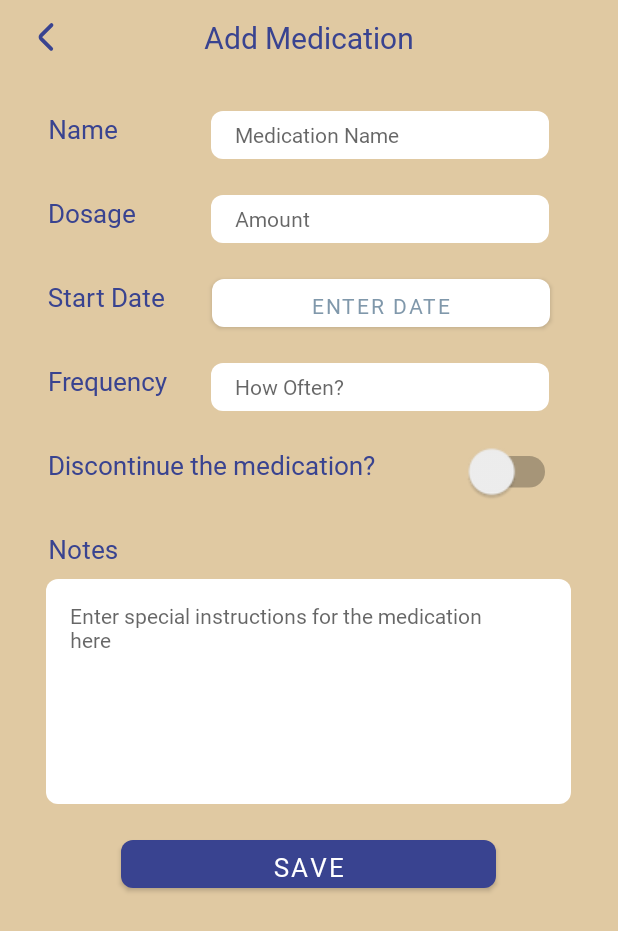
After one commit to efrwhite/EGID_Android, an Android app: the layout activity_addmedication.xml on its own in the app's theme, with its tools: preview values and no code run, on a phone screen of 412 x 824 dp. The commit adds this screen. Shown: the top 931 px of the screen. Run offline under Robolectric (Android 15) with nearby library versions, the phone set to English and light mode, and no system bars.

Commit message:
Medication Layouts
Added both medication layouts and associated strings, also added the + drawable

```diff
--- /dev/null
+++ b/app/src/main/res/layout/activity_addmedication.xml
@@ -0,0 +1,269 @@
+<?xml version="1.0" encoding="utf-8"?>
+<androidx.constraintlayout.widget.ConstraintLayout xmlns:android="http://schemas.android.com/apk/res/android"
+    xmlns:app="http://schemas.android.com/apk/res-auto"
+    xmlns:tools="http://schemas.android.com/tools"
+    android:id="@+id/HomeLayout"
+    android:layout_width="match_parent"
+    android:layout_height="match_parent"
+    android:background="@color/primaryBackground"
+    tools:context="AddMedActivity">
+
+    <!-- Navigation Bar -->
+
+    <RelativeLayout
+        android:id="@+id/navBar"
+        android:layout_width="411dp"
+        android:layout_height="50dp"
+        android:background="@color/primaryBackground"
+        app:layout_constraintEnd_toEndOf="parent"
+        app:layout_constraintHorizontal_bias="0.5"
+        app:layout_constraintStart_toStartOf="parent"
+        app:layout_constraintTop_toTopOf="parent">
+
+        <!-- Back Button -->
+
+        <Button
+            android:id="@+id/backButton"
+            android:layout_width="40dp"
+            android:layout_height="40dp"
+            android:layout_centerVertical="true"
+            android:layout_marginStart="10dp"
+            android:background="@drawable/left_arrow"
+            app:backgroundTint="@color/primary" />
+
+        <!-- Page Title -->
+
+        <TextView
+            android:layout_width="wrap_content"
+            android:layout_height="38dp"
+            android:layout_centerInParent="true"
+            android:fontFamily="@font/lato_medium"
+            android:paddingLeft="20dp"
+            android:paddingTop="5dp"
+            android:paddingRight="20dp"
+            android:paddingBottom="5dp"
+            android:text="@string/addMedication"
+            android:textColor="@color/primary"
+            android:textSize="20sp" />
+
+    </RelativeLayout>
+
+    <TextView
+        android:id="@+id/addMedName"
+        android:layout_width="wrap_content"
+        android:layout_height="32dp"
+        android:layout_marginStart="32dp"
+        android:layout_marginTop="24dp"
+        android:fontFamily="@font/lato_medium"
+        android:text="@string/name"
+        android:textColor="@color/primary"
+        android:textSize="17sp"
+        app:layout_constraintStart_toStartOf="parent"
+        app:layout_constraintTop_toBottomOf="@+id/navBar" />
+
+    <EditText
+        android:id="@+id/medNameField"
+        android:layout_width="225dp"
+        android:layout_height="32dp"
+        android:layout_marginStart="48dp"
+        android:layout_marginTop="24dp"
+        android:layout_marginEnd="32dp"
+        android:background="@drawable/rounded_edittext_bg"
+        android:fontFamily="@font/lato_medium"
+        android:hint="@string/medNameField"
+        android:inputType="text"
+        android:paddingStart="16dp"
+        android:paddingTop="0dp"
+        android:paddingEnd="16dp"
+        android:paddingBottom="0dp"
+        android:textColor="@color/secondary"
+        android:textSize="14sp"
+        app:layout_constraintEnd_toEndOf="parent"
+        app:layout_constraintStart_toEndOf="@+id/addMedName"
+        app:layout_constraintTop_toBottomOf="@+id/navBar" />
+
+    <TextView
+        android:id="@+id/addMedDosage"
+        android:layout_width="wrap_content"
+        android:layout_height="32dp"
+        android:layout_marginStart="32dp"
+        android:layout_marginTop="24dp"
+        android:fontFamily="@font/lato_medium"
+        android:text="@string/dosage"
+        android:textColor="@color/primary"
+        android:textSize="17sp"
+        app:layout_constraintStart_toStartOf="parent"
+        app:layout_constraintTop_toBottomOf="@+id/addMedName" />
+
+    <TextView
+        android:id="@+id/addMedDate"
+        android:layout_width="wrap_content"
+        android:layout_height="32dp"
+        android:layout_marginStart="32dp"
+        android:layout_marginTop="24dp"
+        android:fontFamily="@font/lato_medium"
+        android:text="@string/startDate"
+        android:textColor="@color/primary"
+        android:textSize="17sp"
+        app:layout_constraintStart_toStartOf="parent"
+        app:layout_constraintTop_toBottomOf="@+id/addMedDosage" />
+
+    <TextView
+        android:id="@+id/addMedFreq"
+        android:layout_width="wrap_content"
+        android:layout_height="32dp"
+        android:layout_marginStart="32dp"
+        android:layout_marginTop="24dp"
+        android:fontFamily="@font/lato_medium"
+        android:text="@string/frequency"
+        android:textColor="@color/primary"
+        android:textSize="17sp"
+        app:layout_constraintStart_toStartOf="parent"
+        app:layout_constraintTop_toBottomOf="@+id/addMedDate" />
+
+    <TextView
+        android:id="@+id/discontinueMed"
+        android:layout_width="wrap_content"
+        android:layout_height="32dp"
+        android:layout_marginStart="32dp"
+        android:layout_marginTop="24dp"
+        android:fontFamily="@font/lato_medium"
+        android:text="@string/discontinueMed"
+        android:textColor="@color/primary"
+        android:textSize="17sp"
+        app:layout_constraintStart_toStartOf="parent"
+        app:layout_constraintTop_toBottomOf="@+id/addMedFreq" />
+
+    <TextView
+        android:id="@+id/addMedNotes"
+        android:layout_width="wrap_content"
+        android:layout_height="32dp"
+        android:layout_marginStart="32dp"
+        android:layout_marginTop="24dp"
+        android:fontFamily="@font/lato_medium"
+        android:text="@string/note"
+        android:textColor="@color/primary"
+        android:textSize="17sp"
+        app:layout_constraintStart_toStartOf="parent"
+        app:layout_constraintTop_toBottomOf="@+id/discontinueMed" />
+
+    <EditText
+        android:id="@+id/medNotesField"
+        android:layout_width="350dp"
+        android:layout_height="150dp"
+        android:layout_marginTop="0dp"
+        android:background="@drawable/rounded_edittext_bg"
+        android:fontFamily="@font/lato_medium"
+        android:hint="@string/notesField"
+        android:inputType="text"
+        android:paddingStart="16dp"
+        android:paddingTop="5dp"
+        android:paddingEnd="16dp"
+        android:paddingBottom="90dp"
+        android:textColor="@color/secondary"
+        android:textSize="14sp"
+        app:layout_constraintEnd_toEndOf="parent"
+        app:layout_constraintHorizontal_bias="0.491"
+        app:layout_constraintStart_toStartOf="parent"
+        app:layout_constraintTop_toBottomOf="@+id/addMedNotes" />
+
+    <Button
+        android:id="@+id/datePickerButton"
+        android:layout_width="225dp"
+        android:layout_height="32dp"
+        android:layout_marginStart="17dp"
+        android:layout_marginTop="24dp"
+        android:layout_marginEnd="32dp"
+        android:background="@drawable/rounded_edittext_bg"
+        android:fontFamily="@font/lato_medium"
+        android:paddingStart="0dp"
+        android:paddingTop="2dp"
+        android:paddingEnd="127dp"
+        android:paddingBottom="2dp"
+        android:text="@string/datePicker"
+        android:textColor="@color/secondary"
+        android:textSize="14sp"
+        app:backgroundTint="#ffffff"
+        app:layout_constraintEnd_toEndOf="parent"
+        app:layout_constraintStart_toEndOf="@+id/addMedDate"
+        app:layout_constraintTop_toBottomOf="@+id/medAmountField" />
+
+    <EditText
+        android:id="@+id/frequencyField"
+        android:layout_width="225dp"
+        android:layout_height="32dp"
+        android:layout_marginStart="14dp"
+        android:layout_marginTop="24dp"
+        android:layout_marginEnd="32dp"
+        android:background="@drawable/rounded_edittext_bg"
+        android:fontFamily="@font/lato_medium"
+        android:hint="@string/frequencyField"
+        android:inputType="text"
+        android:paddingStart="16dp"
+        android:paddingTop="0dp"
+        android:paddingEnd="16dp"
+        android:paddingBottom="0dp"
+        android:textColor="@color/secondary"
+        android:textSize="14sp"
+        app:layout_constraintEnd_toEndOf="parent"
+        app:layout_constraintStart_toEndOf="@+id/addMedFreq"
+        app:layout_constraintTop_toBottomOf="@+id/datePickerButton" />
+
+    <EditText
+        android:id="@+id/medAmountField"
+        android:layout_width="225dp"
+        android:layout_height="32dp"
+        android:layout_marginStart="36dp"
+        android:layout_marginTop="24dp"
+        android:layout_marginEnd="32dp"
+        android:background="@drawable/rounded_edittext_bg"
+        android:fontFamily="@font/lato_medium"
+        android:hint="@string/medAmountField"
+        android:inputType="text"
+        android:paddingStart="16dp"
+        android:paddingTop="0dp"
+        android:paddingEnd="16dp"
+        android:paddingBottom="0dp"
+        android:textColor="@color/secondary"
+        android:textSize="14sp"
+        app:layout_constraintEnd_toEndOf="parent"
+        app:layout_constraintStart_toEndOf="@+id/addMedDosage"
+        app:layout_constraintTop_toBottomOf="@+id/medNameField" />
+
+    <Switch
+        android:id="@+id/discontinueSwitch"
+        android:layout_width="wrap_content"
+        android:layout_height="32dp"
+        android:layout_marginStart="52dp"
+        android:layout_marginTop="24dp"
+        android:layout_marginEnd="32dp"
+        android:scaleX="1.5"
+        android:scaleY="1.5"
+        app:layout_constraintEnd_toEndOf="parent"
+        app:layout_constraintHorizontal_bias="0.588"
+        app:layout_constraintStart_toEndOf="@+id/discontinueMed"
+        app:layout_constraintTop_toBottomOf="@+id/frequencyField" />
+
+    <Button
+        android:id="@+id/medSaveButton"
+        android:layout_width="250dp"
+        android:layout_height="32dp"
+        android:layout_marginTop="24dp"
+        android:background="@drawable/rounded_edittext_bg"
+        android:fontFamily="@font/lato_medium"
+        android:gravity="center"
+        android:paddingStart="16dp"
+        android:paddingTop="0dp"
+        android:paddingEnd="16dp"
+        android:paddingBottom="0dp"
+        android:text="@string/saveButton"
+        android:textColor="#ffffff"
+        android:textSize="17sp"
+        app:backgroundTint="@color/primary"
+        app:layout_constraintEnd_toEndOf="parent"
+        app:layout_constraintHorizontal_bias="0.496"
+        app:layout_constraintStart_toStartOf="parent"
+        app:layout_constraintTop_toBottomOf="@+id/medNotesField" />
+
+
+</androidx.constraintlayout.widget.ConstraintLayout>
--- a/app/src/main/res/layout/activity_main.xml
+++ b/app/src/main/res/layout/activity_main.xml
@@ -45,9 +45,10 @@
             android:paddingTop="5dp"
             android:paddingRight="20dp"
             android:paddingBottom="5dp"
-            android:text="@string/signUp"
+            android:text="@string/home"
             android:textColor="@color/primary"
             android:textSize="20sp" />
+
     </RelativeLayout>
 
     <!-- Text Entry Fields -->
--- a/app/src/main/res/values/colors.xml
+++ b/app/src/main/res/values/colors.xml
@@ -10,4 +10,5 @@
     <color name="primary">#394390</color>
     <color name="secondary">#8098ab</color>
     <color name="tertiary">#695182</color>
+    <color name="black">#000000</color>
 </resources>
--- a/app/src/main/res/values/strings.xml
+++ b/app/src/main/res/values/strings.xml
@@ -46,13 +46,30 @@
     <string name="endoscopy">Endoscopy</string>
     <string name="accidentalExposure">Accidental Exposure</string>
 
-    <!-- Strings for X -->
+    <!-- Strings for Medications -->
+    <string name="currentMedications">Current Medications</string>
+    <string name="pastMedications">Past Medications</string>
 
-    <!-- Strings for X -->
+    <!-- Strings for Add Medications -->
+    <string name="addMedication">Add Medication</string>
+    <string name="name">Name</string>
+    <string name="dosage">Dosage</string>
+    <string name="startDate">Start Date</string>
+    <string name="frequency">Frequency</string>
+    <string name="discontinueMed">Discontinue the medication?</string>
+    <string name="note">Notes</string>
+    <string name="medNameField">Medication Name</string>
+    <string name="medAmountField">Amount</string>
+    <string name="frequencyField">How Often?</string>
+    <string name="notesField">Enter special instructions for the medication\nhere</string>
+    <string name="saveButton">Save</string>
+    <string name="datePicker">Enter Date</string>
 
     <!-- Strings for Profiles -->
     <string name="child">Child</string>
     <string name="caregiver">Caregiver</string>
     <string name="add">Add</string>
 
+    <!-- Strings for X -->
+
 </resources>
```
Also changed, not shown: app/src/main/res/drawable/add.xml (added, +20 -0 lines), app/src/main/res/layout/activity_home.xml (+17 -2 lines), app/src/main/res/layout/activity_medications.xml (added, +161 -0 lines).
